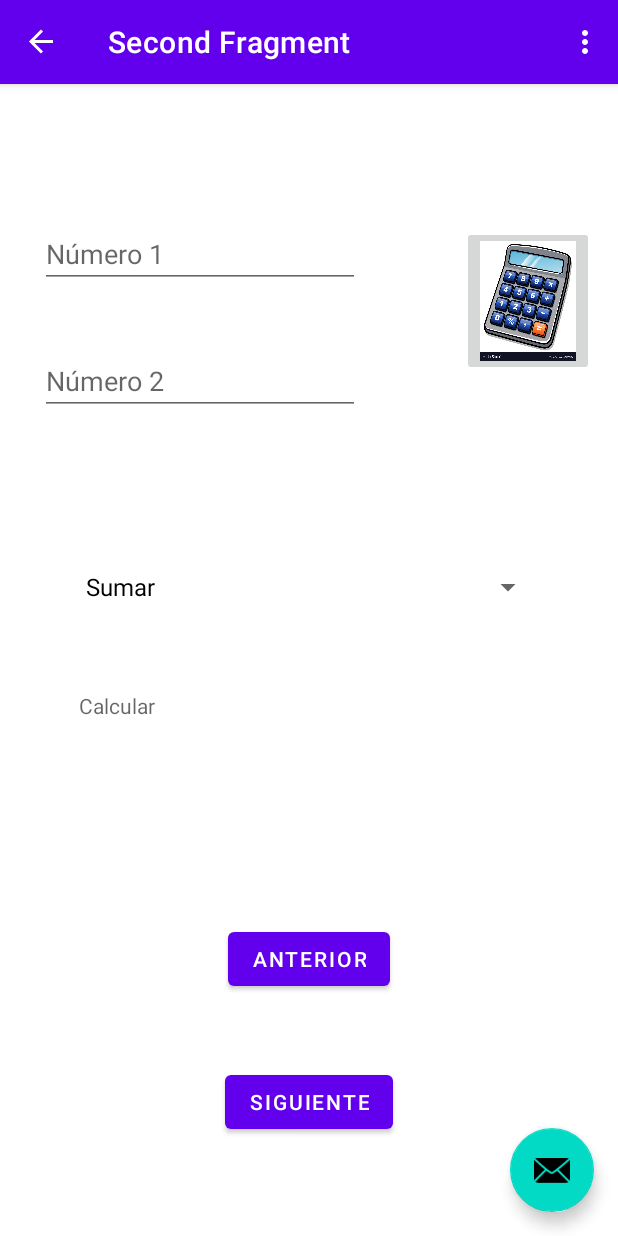
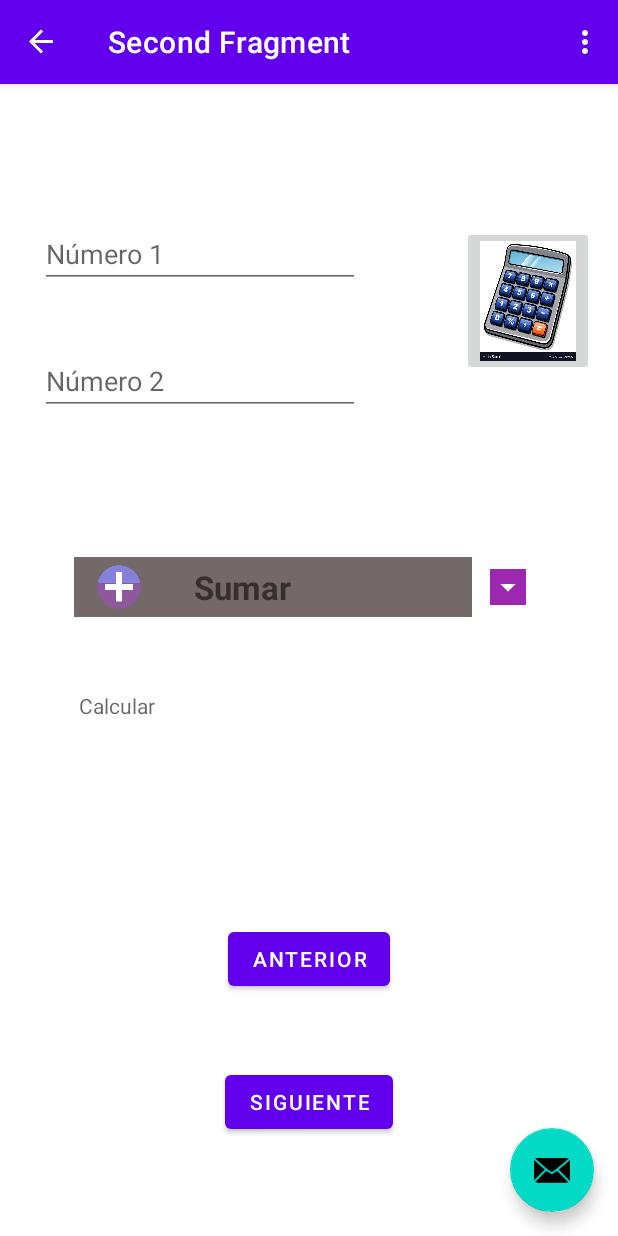
Before and after one commit to diegoAguilera11/AppBasicActivity3109, an Android app: the SecondFragment screen opened through its navigation route, on a phone screen of 412 x 824 dp. Run offline under Robolectric (Android 15) with nearby library versions, the phone set to English and light mode, and no system bars; our stand-ins replace navigation-ui.

Commit message:
Tarea spinner personalizado con sus respectivos comentarios. 14/09/2022

```diff
--- a/app/src/main/java/com/proyectos_2022/appbasicactivity/MainActivity.java
+++ b/app/src/main/java/com/proyectos_2022/appbasicactivity/MainActivity.java
@@ -18,7 +18,7 @@ import com.proyectos_2022.appbasicactivity.databinding.ActivityMainBinding;
 import android.view.Menu;
 import android.view.MenuItem;
 
-public class MainActivity extends AppCompatActivity   {
+public class MainActivity extends AppCompatActivity {
 
     private AppBarConfiguration appBarConfiguration;
     private ActivityMainBinding binding;
--- a/app/src/main/java/com/proyectos_2022/appbasicactivity/SecondFragment.java
+++ b/app/src/main/java/com/proyectos_2022/appbasicactivity/SecondFragment.java
@@ -4,28 +4,28 @@ import android.os.Bundle;
 import android.view.LayoutInflater;
 import android.view.View;
 import android.view.ViewGroup;
-import android.widget.ArrayAdapter;
+import android.widget.AdapterView;
 import android.widget.EditText;
 import android.widget.Spinner;
 import android.widget.TextView;
 import android.widget.Toast;
 
 import androidx.annotation.NonNull;
-import androidx.annotation.Nullable;
 import androidx.fragment.app.Fragment;
 import androidx.navigation.fragment.NavHostFragment;
 
+import com.proyectos_2022.appbasicactivity.adapter.OperationAdapter;
 import com.proyectos_2022.appbasicactivity.databinding.FragmentSecondBinding;
 
 public class SecondFragment extends Fragment {
 
     private FragmentSecondBinding binding;
     private EditText txt_number3, txt_number4;
-    private Spinner spinner_operations;
+    Spinner spinner_operations;
     private TextView txt_resultado2;
 
-    /*String[] nameOperations = {"Sumar", "Restar", "Multiplicar", "Dividir"};
-    int[] imageOperations = {R.drawable.suma, R.drawable.resta, R.drawable.multiplicar, R.drawable.dividir};*/
+    String[] operationNames = {"Sumar", "Restar", "Multiplicar", "Dividir"};
+    int[] operationIcons = {R.drawable.suma, R.drawable.resta, R.drawable.multiplicar, R.drawable.dividir};
 
     @Override
     public View onCreateView(
@@ -39,14 +39,8 @@ public class SecondFragment extends Fragment {
         txt_resultado2 = (TextView) binding.txtResultado2;
         spinner_operations = (Spinner) binding.spinnerOperations;
 
-        String[] operation = {
-                "Sumar",
-                "Restar",
-                "Multiplicar",
-                "Dividir"
-        };
 
-        ArrayAdapter<String> adapter = new ArrayAdapter<>(this.getContext(), androidx.appcompat.R.layout.support_simple_spinner_dropdown_item, operation);
+        OperationAdapter adapter = new OperationAdapter(this.getContext(), operationNames, operationIcons);
         spinner_operations.setAdapter(adapter);
 
         return binding.getRoot();
@@ -77,14 +71,18 @@ public class SecondFragment extends Fragment {
             boolean validacion = validacion();
 
             if (validacion) {
-                calcularOperacion();
+                buscarOperacion();
             }
         });
 
 
     }
 
-    public void calcularOperacion() {
+    /*
+        Método que obtiene la operación indicada por el usuario, ademas
+        de hacer el llamado a la función acorde a la selección
+     */
+    public void buscarOperacion() {
         String selected = spinner_operations.getSelectedItem().toString();
         switch (selected) {
             case "Sumar": {
@@ -109,6 +107,9 @@ public class SecondFragment extends Fragment {
         }
     }
 
+    /*
+        Método que se encarga de estructurar la validacion de los campos rellenados por el usuario
+     */
     public boolean validacion() {
         String c1 = txt_number3.getText().toString();
         String c2 = txt_number4.getText().toString();
@@ -125,21 +126,24 @@ public class SecondFragment extends Fragment {
         return false;
     }
 
+    // Función que evalua si hay valores numericos en los campos rellenados por el cliente
     public boolean validarNumeros(String numero1, String numero2) {
 
         try {
-           int numeroAux1 = Integer.parseInt(numero1);
-           int numeroAux2 = Integer.parseInt(numero2);
+            int numeroAux1 = Integer.parseInt(numero1);
+            int numeroAux2 = Integer.parseInt(numero2);
             return true;
         } catch (Exception e) {
             return false;
         }
     }
 
+    // Método que imprime un mensaje en la interfaz gráfica del usuario
     public void showMessageEmpty(String message) {
         Toast.makeText(this.getContext(), message, Toast.LENGTH_SHORT).show();
     }
 
+    // Función que realiza la suma de ambos valores numericos ingresados por el usuario
     public String suma() {
         double valor_1 = Integer.parseInt(txt_number3.getText().toString());
         double valor_2 = Integer.parseInt(txt_number4.getText().toString());
@@ -150,6 +154,7 @@ public class SecondFragment extends Fragment {
         return respuesta;
     }
 
+    // Función que realiza la resta de ambos valores numericos ingresados por el usuario
     public String resta() {
         double valor_1 = Integer.parseInt(txt_number3.getText().toString());
         double valor_2 = Integer.parseInt(txt_number4.getText().toString());
@@ -160,6 +165,7 @@ public class SecondFragment extends Fragment {
         return respuesta;
     }
 
+    // Función que realiza la multiplicación de ambos valores numericos ingresados por el usuario
     public String multiplicar() {
         double valor_1 = Integer.parseInt(txt_number3.getText().toString());
         double valor_2 = Integer.parseInt(txt_number4.getText().toString());
@@ -170,6 +176,7 @@ public class SecondFragment extends Fragment {
         return respuesta;
     }
 
+    // Función que realiza la división de ambos valores numericos ingresados por el usuario
     public String dividir() {
         double valor_1 = Integer.parseInt(txt_number3.getText().toString());
         double valor_2 = Integer.parseInt(txt_number4.getText().toString());
--- a/app/src/main/java/com/proyectos_2022/appbasicactivity/adapter/OperationAdapter.java
+++ b/app/src/main/java/com/proyectos_2022/appbasicactivity/adapter/OperationAdapter.java
@@ -6,6 +6,7 @@ import android.view.View;
 import android.view.ViewGroup;
 import android.widget.BaseAdapter;
 import android.widget.ImageView;
+import android.widget.TextView;
 
 import com.proyectos_2022.appbasicactivity.R;
 
@@ -28,7 +29,7 @@ public class OperationAdapter extends BaseAdapter {
 
     @Override
     public Object getItem(int i) {
-        return null;
+        return operationNames[i];
     }
 
     @Override
@@ -39,8 +40,12 @@ public class OperationAdapter extends BaseAdapter {
     @Override
     public View getView(int i, View view, ViewGroup viewGroup) {
 
-        /*view = LayoutInflater.from(context).inflate(R.layout.fragment_second, viewGroup, false);
-        ImageView imageView = view.findViewById(R.id.);*/
+        view = LayoutInflater.from(context).inflate(R.layout.item_spinner, viewGroup, false);
+        ImageView imageView = view.findViewById(R.id.imageIcon);
+        TextView textView = view.findViewById(R.id.textS);
+
+        imageView.setImageResource(operationIcons[i]);
+        textView.setText(operationNames[i]);
 
         return view;
     }
--- a/app/src/main/res/layout/fragment_second.xml
+++ b/app/src/main/res/layout/fragment_second.xml
@@ -60,6 +60,10 @@
         android:id="@+id/spinner_operations"
         android:layout_width="313dp"
         android:layout_height="50dp"
+        android:backgroundTint="#9C27B0"
+        android:backgroundTintMode="add"
+        android:foregroundTint="#00000000"
+        android:foregroundTintMode="add"
         app:layout_constraintBottom_toBottomOf="parent"
         app:layout_constraintEnd_toEndOf="parent"
         app:layout_constraintStart_toStartOf="parent"
--- /dev/null
+++ b/app/src/main/res/layout/item_spinner.xml
@@ -0,0 +1,27 @@
+<?xml version="1.0" encoding="utf-8"?>
+<LinearLayout xmlns:android="http://schemas.android.com/apk/res/android"
+    android:layout_width="match_parent"
+    android:layout_height="wrap_content"
+    android:background="#736968">
+
+
+    <ImageView
+        android:id="@+id/imageIcon"
+        android:layout_width="40dp"
+        android:layout_height="40dp"
+        android:layout_gravity="center"
+        android:layout_marginStart="10dp"
+        android:padding="5dp"
+        android:src="@drawable/suma" />
+
+    <TextView
+        android:id="@+id/textS"
+        android:layout_width="wrap_content"
+        android:layout_height="wrap_content"
+        android:layout_gravity="center"
+        android:layout_marginStart="30dp"
+        android:text="Operación"
+        android:textSize="22sp"
+        android:textStyle="bold" />
+
+</LinearLayout>
```
